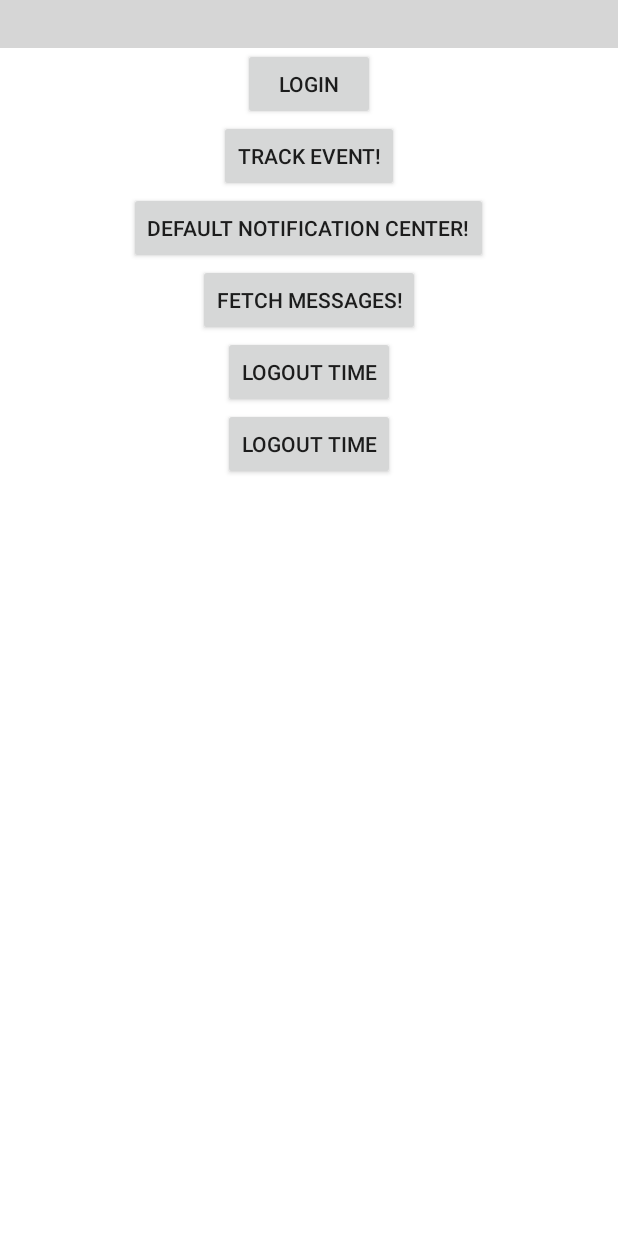
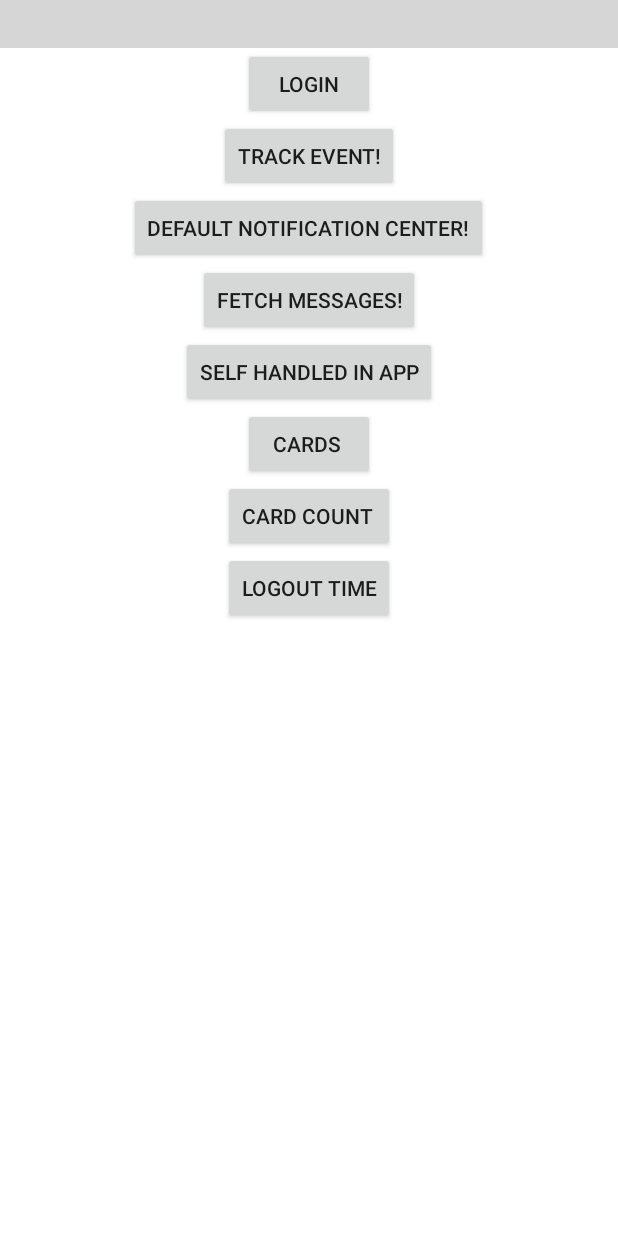
Before and after one commit to HeebaKhan/AndroidSample, an Android app: the layout activity_main.xml on its own in the app's theme, with its tools: preview values and no code run, on a phone screen of 412 x 824 dp. Run offline under Robolectric (Android 15) with nearby library versions, the phone set to English and light mode, and no system bars; plain views replace NudgeView; grey boxes are pictures that could not be loaded.

Commit message:
cards sync log not working in app

```diff
--- a/app/build.gradle
+++ b/app/build.gradle
@@ -62,6 +62,9 @@ dependencies {
     implementation("com.moengage:geofence-android-12:1.1.1-a12")
     implementation('com.google.android.gms:play-services-location:19.0.1')
     implementation("com.moengage:inapp:6.2.0")
+    implementation("com.moengage:cards-ui:1.1.1")
+
+
 
 
 
--- a/app/src/main/AndroidManifest.xml
+++ b/app/src/main/AndroidManifest.xml
@@ -34,6 +34,12 @@
                 <!-- note that the leading "/" is required for pathPrefix -->
             </intent-filter>
         </activity>
+
+        <activity
+            android:name="com.moengage.cards.ui.CardActivity"
+            android:label="@string/moe_card_feed_title"
+            android:theme="@style/MoECardTheme.NoActionBar"/>
+
         <service android:name=".MyFirebaseMessagingService"
             android:exported="false">
             <intent-filter>
--- a/app/src/main/res/layout/activity_main.xml
+++ b/app/src/main/res/layout/activity_main.xml
@@ -46,9 +46,22 @@
         android:id="@+id/selfHandledinApp"
         android:layout_width="wrap_content"
         android:layout_height="wrap_content"
-        android:text="Logout Time"
+        android:text="self handled in app"
         />
 
+    <androidx.appcompat.widget.AppCompatButton
+        android:id="@+id/cards"
+        android:layout_width="wrap_content"
+        android:layout_height="wrap_content"
+        android:text="Cards "
+        />
+
+    <androidx.appcompat.widget.AppCompatButton
+        android:id="@+id/cardCount"
+        android:layout_width="wrap_content"
+        android:layout_height="wrap_content"
+        android:text="Card Count "
+        />
 
     <androidx.appcompat.widget.AppCompatButton
         android:id="@+id/logOut"
```
Also changed, not shown: app/src/main/java/android/heeba/androidsample/MainActivity.kt (+51 -8 lines), app/src/main/java/android/heeba/androidsample/MyApplication.kt (+23 -1 lines).
